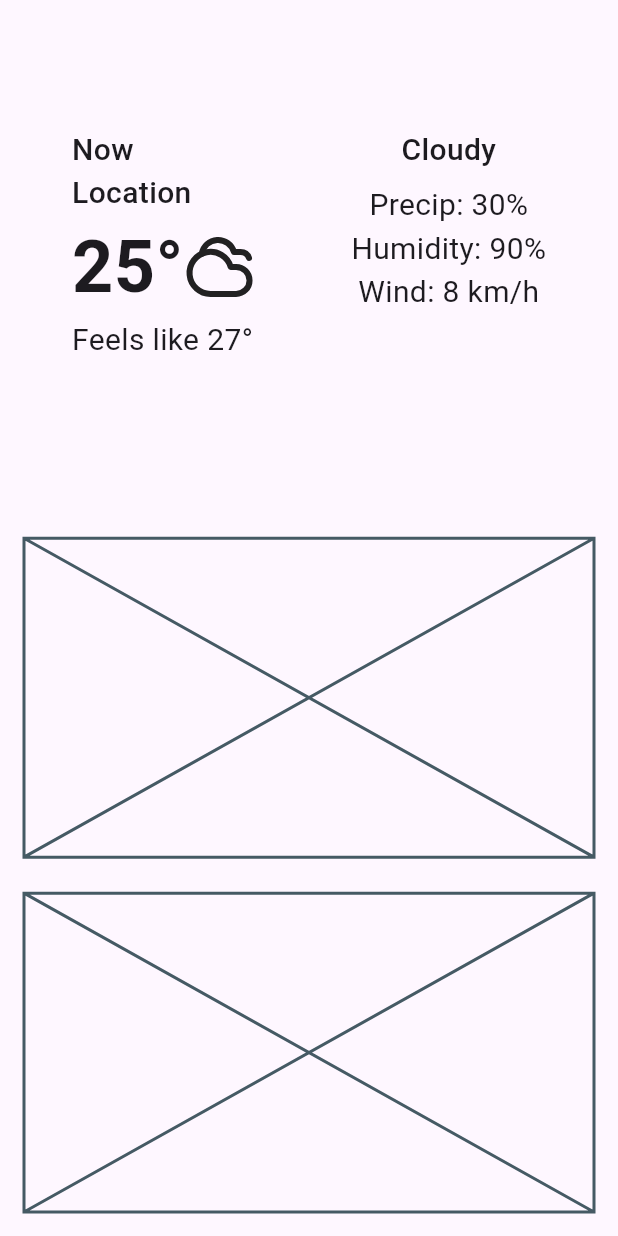
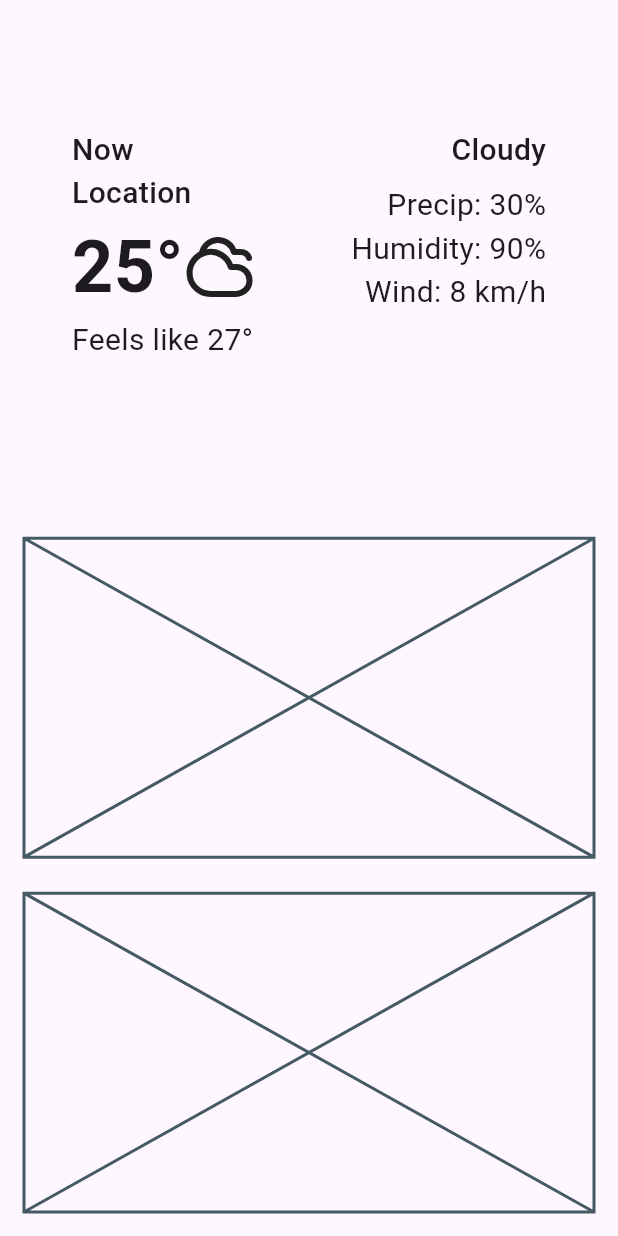
Before and after one commit to oreiscool/clear_weather, a Flutter app: the screen it shows after launch, on a phone screen of 412 x 824 dp. Run offline on Flutter 3.47's test engine with Material 3 defaults, Android fonts, the phone set to English and light mode, and no system bars; our stand-ins replace flutter_riverpod, lucide_icons_flutter.

Commit message:
feat(ui): Implement static CurrentWeatherDisplay

```diff
--- a/lib/widgets/current_weather_display.dart
+++ b/lib/widgets/current_weather_display.dart
@@ -43,16 +43,11 @@ class CurrentWeatherDisplay extends ConsumerWidget {
             ),
 
             Column(
-              crossAxisAlignment: CrossAxisAlignment.start,
-              children: [
-                Column(
+              crossAxisAlignment: CrossAxisAlignment.end,
               children: [
                 Text(
                   'Cloudy',
-                      style: TextStyle(
-                        fontSize: 20,
-                        fontWeight: FontWeight.w500,
-                      ),
+                  style: TextStyle(fontSize: 20, fontWeight: FontWeight.w500),
                 ),
                 SizedBox(height: 8),
                 Text('Precip: 30%', style: TextStyle(fontSize: 20)),
@@ -63,8 +58,6 @@ class CurrentWeatherDisplay extends ConsumerWidget {
           ],
         ),
       ],
-        ),
-      ],
     );
   }
 }
```
Lines whose indentation alone changed are shown as unchanged.
